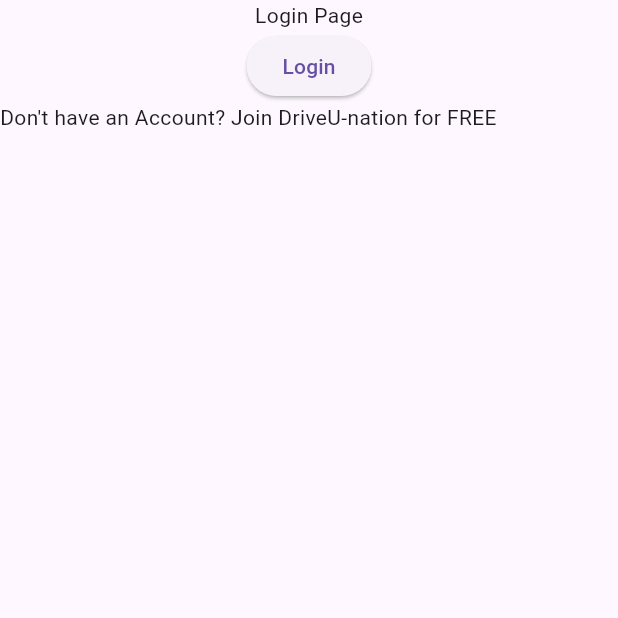
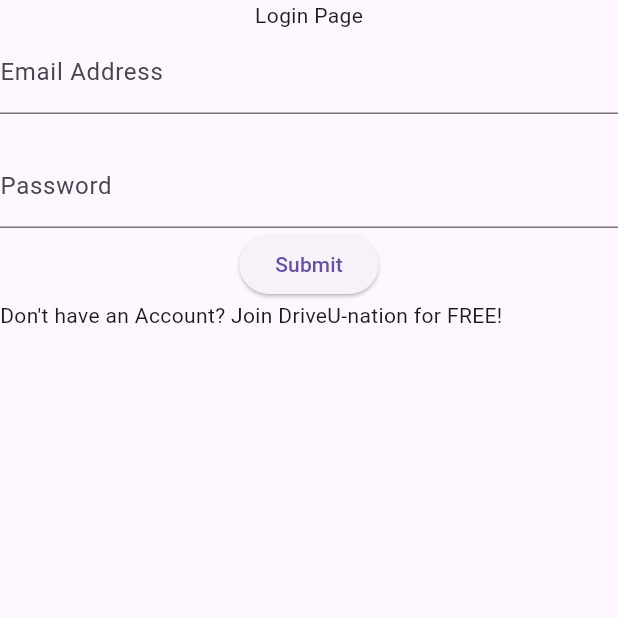
Before and after one commit to G23-DriveU/DriveU-MobileApp, a Flutter app: the screen it shows after launch, on a phone screen of 412 x 824 dp, the top half of it. Run offline on Flutter 3.47's test engine with Material 3 defaults, Android fonts, the phone set to English and light mode, and no system bars; our stand-ins replace firebase_auth, firebase_core; accounts and stored records are empty.

Commit message:
Logining works, haven't tested register, but it should work too

```diff
--- a/lib/pages/login_page.dart
+++ b/lib/pages/login_page.dart
@@ -1,3 +1,4 @@
+import 'package:driveu_mobile_app/widgets/credential_form.dart';
 import 'package:flutter/material.dart';
 import 'package:firebase_auth/firebase_auth.dart';
 
@@ -14,7 +15,8 @@
         children: [
           // TODO: Place some logo or image here
           const Text("Login Page"),
-          ElevatedButton(onPressed: () {}, child: const Text("Login")),
+          // Form which takes in user credentials and then logs them in
+          const CredentialForm(),
           Row(
             children: [
               const Text("Don't have an Account? "),
@@ -22,7 +24,7 @@
                 onTap: () {},
                 child: const Text("Join"),
               ),
-              const Text(" DriveU-nation for FREE")
+              const Text(" DriveU-nation for FREE!")
             ],
           )
         ],
--- /dev/null
+++ b/lib/widgets/credential_form.dart
@@ -0,0 +1,68 @@
+import 'package:driveu_mobile_app/services/auth_service.dart';
+import 'package:flutter/material.dart';
+
+class CredentialForm extends StatefulWidget {
+  const CredentialForm({super.key});
+
+  @override
+  State<CredentialForm> createState() => _CredentialFormState();
+}
+
+class _CredentialFormState extends State<CredentialForm> {
+  final _formKey = GlobalKey<FormState>();
+  String? _email;
+  String? _password;
+
+  @override
+  Widget build(BuildContext context) {
+    return Form(
+      key: _formKey,
+      child: Column(
+        children: [
+          TextFormField(
+            decoration: const InputDecoration(
+              labelText: 'Email Address',
+            ),
+            validator: (value) {
+              if (value == null ||
+                  value.isEmpty ||
+                  !RegExp(r'^[^@]+@[^@]+\.[^@]+').hasMatch(value)) {
+                return 'Please enter a valid email address';
+              }
+              return null;
+            },
+            onSaved: (value) => _email = value,
+          ),
+          const SizedBox(
+            height: 20,
+          ),
+          TextFormField(
+            obscureText: true,
+            decoration: const InputDecoration(
+              labelText: 'Password',
+            ),
+            validator: (value) {
+              if (value == null || value.isEmpty) {
+                return 'Please enter your password';
+              }
+              return null;
+            },
+            onSaved: (value) => _password = value,
+          ),
+          ElevatedButton(
+            onPressed: () async {
+              // All form fields are valid, log the user in
+              if (_formKey.currentState!.validate()) {
+                // Save the form fields into the variables
+                _formKey.currentState!.save();
+                // Implement the login logic here
+                await AuthService().login(_email!, _password!);
+              }
+            },
+            child: const Text('Submit'),
+          ),
+        ],
+      ),
+    );
+  }
+}
```
Also changed, not shown: lib/services/auth_service.dart (+4 -9 lines).
